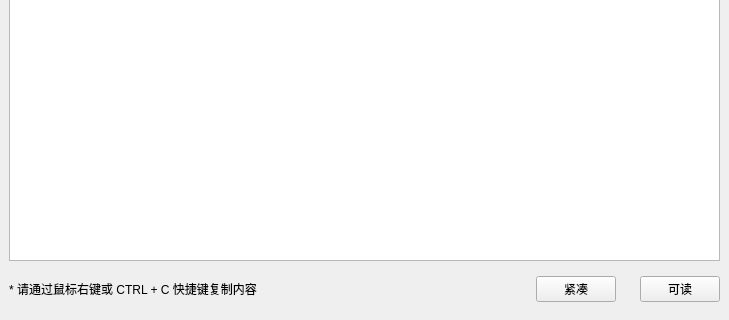
Above: Widget/Tools/widgetformatjson.ui from Mtr1994/DeskSocket before the change; both pictures show x 0 to 729 and y 176 to 496 of the 729 by 496 pixel window. Below: the same form after it.
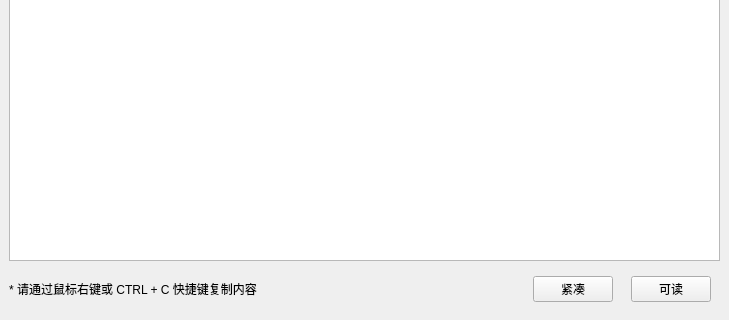
That is the form after the change.

What changed in the file:
```diff
--- a/Widget/Tools/widgetformatjson.ui
+++ b/Widget/Tools/widgetformatjson.ui
@@ -52,10 +52,10 @@
           <number>0</number>
          </property>
          <property name="rightMargin">
-          <number>0</number>
+          <number>9</number>
          </property>
          <property name="horizontalSpacing">
-          <number>24</number>
+          <number>18</number>
          </property>
          <item row="0" column="0">
           <widget class="QLabel" name="label">
```
Left out of the diff: 6 changed lines with no effect on the pictures.
